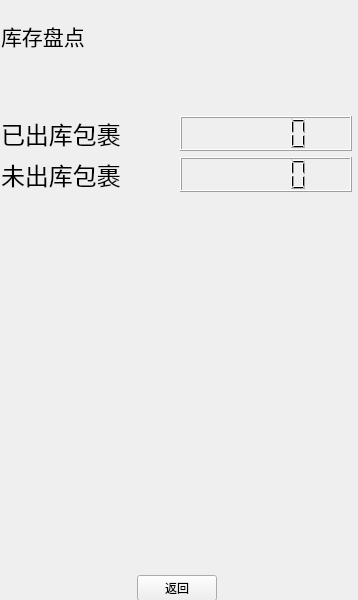
Above: packagecheck.ui from sg-first/Express-System before the change. Below: the same form after it.
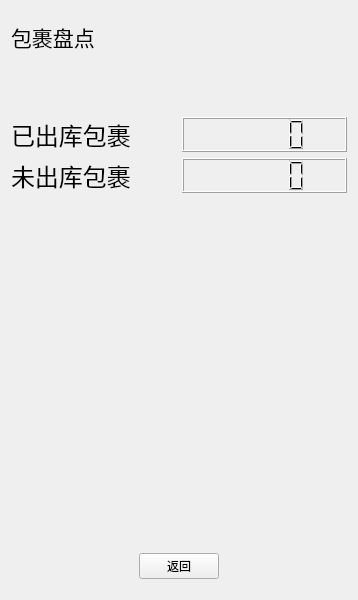
That is the form after the change.

Diff of the .ui file:
```diff
--- a/packagecheck.ui
+++ b/packagecheck.ui
@@ -13,15 +13,24 @@
   <property name="windowTitle">
    <string>Form</string>
   </property>
-  <widget class="QWidget" name="">
-   <property name="geometry">
-    <rect>
-     <x>1</x>
-     <y>20</y>
-     <width>351</width>
-     <height>581</height>
-    </rect>
-   </property>
+  <layout class="QVBoxLayout" name="verticalLayout_3">
+   <item>
+    <spacer name="verticalSpacer_5">
+     <property name="orientation">
+      <enum>Qt::Vertical</enum>
+     </property>
+     <property name="sizeType">
+      <enum>QSizePolicy::Minimum</enum>
+     </property>
+     <property name="sizeHint" stdset="0">
+      <size>
+       <width>20</width>
+       <height>10</height>
+      </size>
+     </property>
+    </spacer>
+   </item>
+   <item>
    <layout class="QVBoxLayout" name="verticalLayout_2">
     <item>
      <widget class="QLabel" name="label_3">
@@ -38,7 +47,7 @@
        </font>
       </property>
       <property name="text">
-       <string>库存盘点</string>
+        <string>包裹盘点</string>
       </property>
       <property name="alignment">
        <set>Qt::AlignLeading|Qt::AlignLeft|Qt::AlignVCenter</set>
@@ -195,7 +204,24 @@
      </layout>
     </item>
    </layout>
-  </widget>
+   </item>
+   <item>
+    <spacer name="verticalSpacer_4">
+     <property name="orientation">
+      <enum>Qt::Vertical</enum>
+     </property>
+     <property name="sizeType">
+      <enum>QSizePolicy::Minimum</enum>
+     </property>
+     <property name="sizeHint" stdset="0">
+      <size>
+       <width>20</width>
+       <height>10</height>
+      </size>
+     </property>
+    </spacer>
+   </item>
+  </layout>
  </widget>
  <resources/>
  <connections/>
```
Lines whose indentation alone changed are shown as unchanged.
